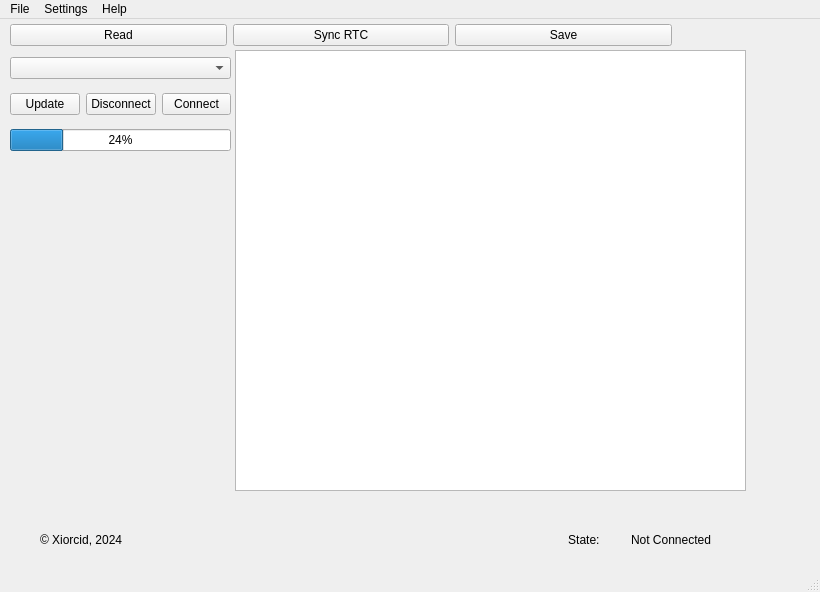
The window that Termaink-GUI/termaink.ui (Xiorcid/TermaInk) describes before a commit, drawn with Qt 5.
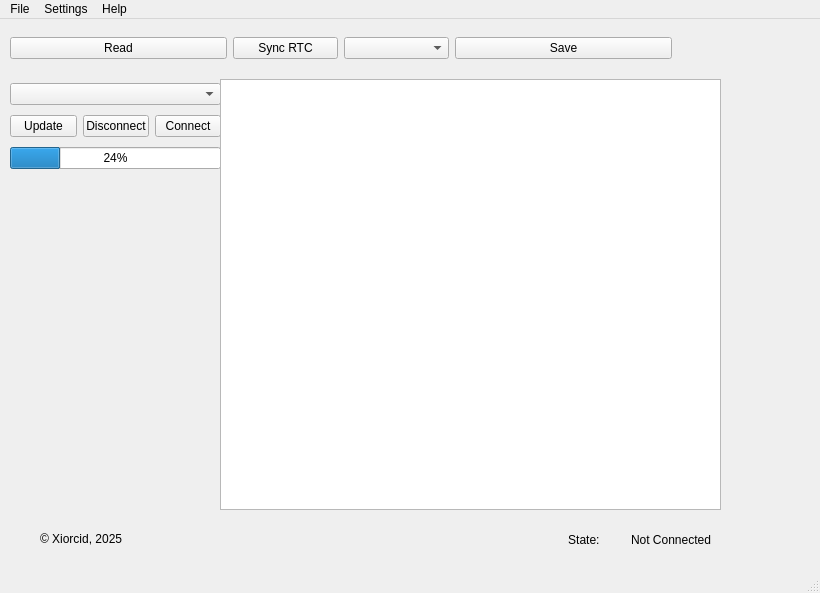
The same window after the commit.

Commit message: v1.0 BETA 2 -  scale select

Diff of the .ui file:
```diff
--- a/Termaink-GUI/termaink.ui
+++ b/Termaink-GUI/termaink.ui
@@ -7,7 +7,7 @@
     <x>0</x>
     <y>0</y>
     <width>820</width>
-    <height>592</height>
+    <height>593</height>
    </rect>
   </property>
   <property name="minimumSize">
@@ -26,7 +26,7 @@
       <x>10</x>
       <y>0</y>
       <width>662</width>
-      <height>32</height>
+      <height>58</height>
      </rect>
     </property>
     <layout class="QHBoxLayout" name="horizontalLayout">
@@ -44,6 +44,8 @@
         </layout>
        </item>
        <item>
+        <layout class="QHBoxLayout" name="horizontalLayout_8">
+         <item>
         <widget class="QPushButton" name="sync">
          <property name="text">
           <string>Sync RTC</string>
@@ -51,6 +53,13 @@
         </widget>
        </item>
        <item>
+          <widget class="QComboBox" name="scale"/>
+         </item>
+        </layout>
+       </item>
+       <item>
+        <layout class="QHBoxLayout" name="horizontalLayout_7">
+         <item>
         <widget class="QPushButton" name="open">
          <property name="text">
           <string>Save</string>
@@ -60,14 +69,16 @@
       </layout>
      </item>
     </layout>
+     </item>
+    </layout>
    </widget>
    <widget class="QWidget" name="verticalLayoutWidget">
     <property name="geometry">
      <rect>
       <x>10</x>
-      <y>30</y>
-      <width>221</width>
-      <height>113</height>
+      <y>60</y>
+      <width>211</width>
+      <height>94</height>
      </rect>
     </property>
     <layout class="QVBoxLayout" name="verticalLayout">
@@ -100,7 +111,8 @@
       </layout>
      </item>
      <item>
-      <layout class="QHBoxLayout" name="horizontalLayout_3">
+      <layout class="QHBoxLayout" name="horizontalLayout_3"/>
+     </item>
        <item>
         <widget class="QProgressBar" name="progressBar">
          <property name="value">
@@ -109,8 +121,6 @@
         </widget>
        </item>
       </layout>
-     </item>
-    </layout>
    </widget>
    <widget class="QWidget" name="horizontalLayoutWidget_2">
     <property name="geometry">
@@ -125,7 +135,7 @@
      <item>
       <widget class="QLabel" name="label">
        <property name="text">
-        <string>© Xiorcid, 2024</string>
+        <string>&lt;html&gt;&lt;head/&gt;&lt;body&gt;&lt;p&gt;© Xiorcid, 2025&lt;/p&gt;&lt;/body&gt;&lt;/html&gt;</string>
        </property>
       </widget>
      </item>
@@ -160,10 +170,10 @@
    <widget class="QTableWidget" name="tableWidget">
     <property name="geometry">
      <rect>
-      <x>235</x>
-      <y>31</y>
-      <width>511</width>
-      <height>441</height>
+      <x>220</x>
+      <y>60</y>
+      <width>501</width>
+      <height>431</height>
      </rect>
     </property>
    </widget>
```
Lines whose indentation alone changed are shown as unchanged. The commit also changes 9 other files.
